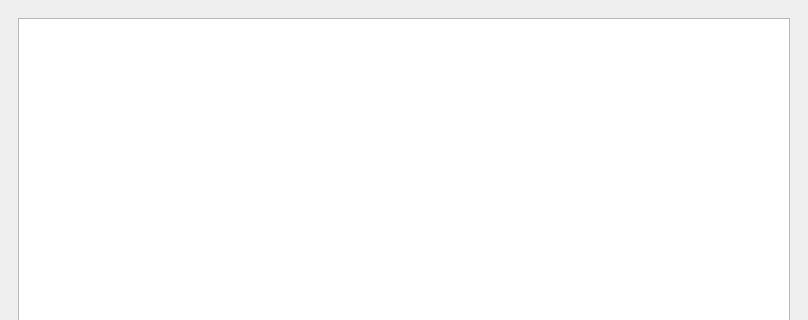
Old version of the form mainwindow.ui in the repository Antti86/Chess; both pictures show x 0 to 808 and y 0 to 320 of the 808 by 630 pixel window.
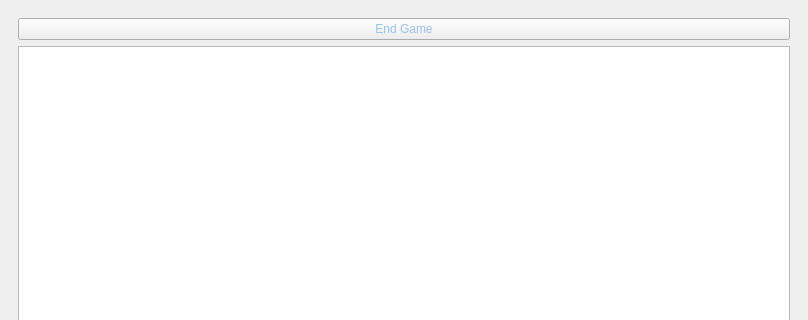
New version of the form.

Commit message: Created Abstract baseclass for the pieces. Added some game structure.

```diff
--- a/mainwindow.ui
+++ b/mainwindow.ui
@@ -88,6 +88,13 @@
       </widget>
       <widget class="QWidget" name="PlayScreen">
        <layout class="QVBoxLayout" name="verticalLayout_3">
+        <item>
+         <widget class="QPushButton" name="ExitGame">
+          <property name="text">
+           <string>End Game</string>
+          </property>
+         </widget>
+        </item>
         <item>
          <widget class="QGraphicsView" name="Board"/>
         </item>
```
The commit also changes 13 other files.
